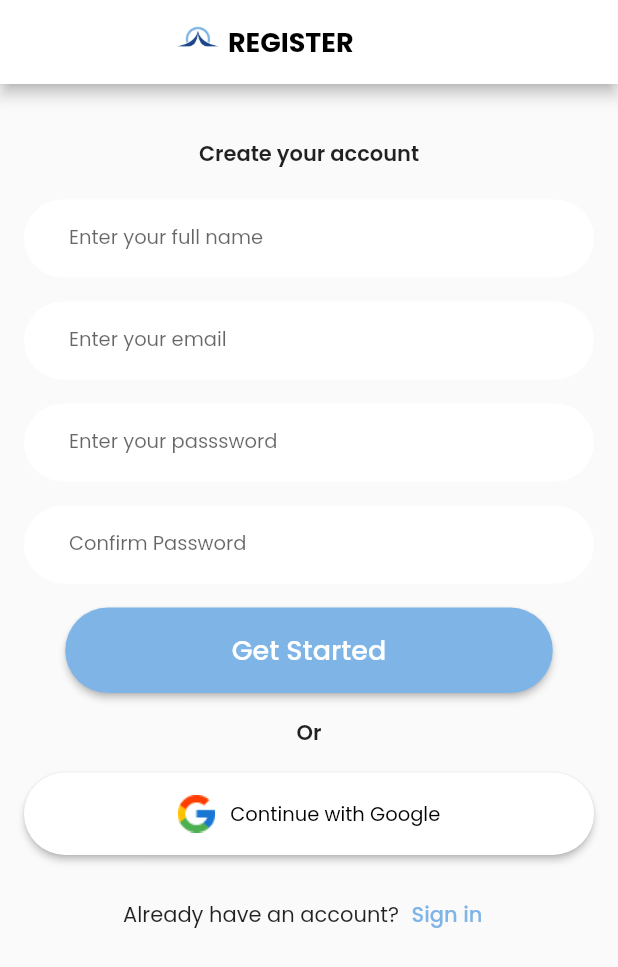
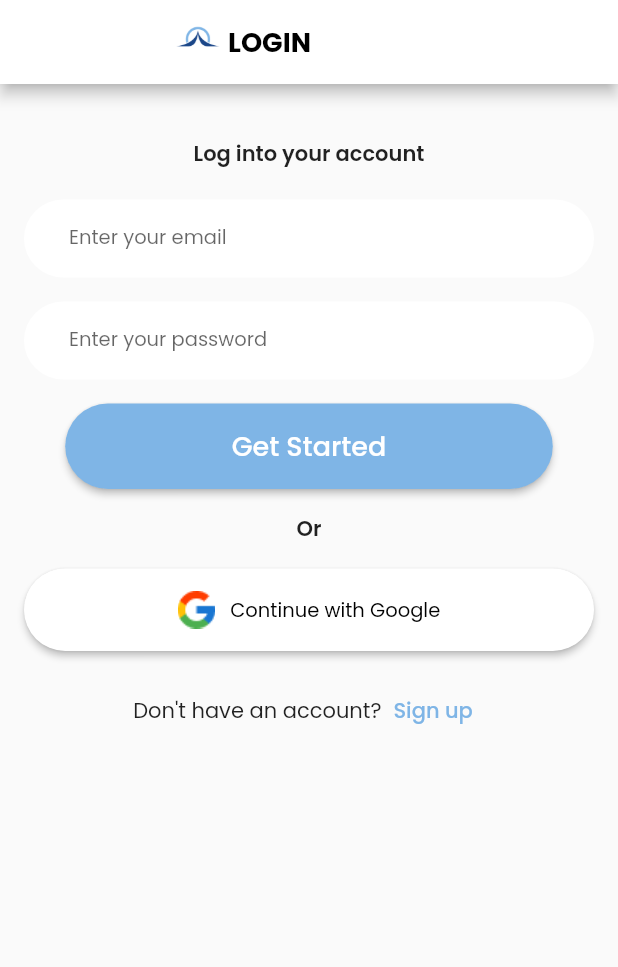
Before and after one commit to Black-Sigatoka/Frontend, a Flutter app: the RegisterScreen screen opened directly, after a tap on "Get Started", on a phone screen of 412 x 824 dp. Shown: the top 967 px of the screen. Run offline on Flutter 3.47's test engine with Material 2 defaults, Android fonts, the phone set to English and light mode, and no system bars; our stand-ins replace firebase_core; accounts and stored records are empty.

Commit message:
Changed the button on the home page to navigate to the login page instead of the register page.

```diff
--- a/lib/custom_widgets/custom_button.dart
+++ b/lib/custom_widgets/custom_button.dart
@@ -2,6 +2,7 @@
 
 import 'package:flutter/material.dart';
 import 'package:black_sigatoka/screens/register_page.dart';
+import 'package:black_sigatoka/screens/login_page.dart';
 
 class CustomButton extends StatelessWidget {
   final String text;
@@ -18,7 +19,7 @@ class CustomButton extends StatelessWidget {
         ),
         backgroundColor: Color.fromARGB(255, 127, 181, 230)
       ),
-      onPressed: () => homeButtonPressed(context),
+      onPressed: () => registerButtonPressed(context),
       child: Container(
         padding: EdgeInsets.symmetric(
           horizontal: 95,
@@ -51,7 +52,7 @@ void registerButtonPressed(BuildContext context) {
   Navigator.push(
     context,
     MaterialPageRoute(
-      builder: (context) => RegisterScreen(title: 'Register',)
+      builder: (context) => LoginScreen(title: 'Login',)
     )
   );
 }
--- /dev/null
+++ b/lib/screens/login_page.dart
@@ -0,0 +1,116 @@
+// ignore_for_file: prefer_const_constructors
+
+import 'package:black_sigatoka/custom_widgets/custom_appbar.dart';
+import 'package:black_sigatoka/custom_widgets/custom_button.dart';
+import 'package:black_sigatoka/custom_widgets/custom_textformfield.dart';
+import 'package:black_sigatoka/screens/home_page.dart';
+import 'package:flutter/material.dart';
+
+class LoginScreen extends StatelessWidget {
+  const LoginScreen({super.key, required String title});
+
+  final String buttonText = 'Login';
+
+  @override
+  Widget build(BuildContext context) {
+    return Scaffold(
+      //backgroundColor: Color.fromRGBO(217, 217, 217, 100),
+      appBar: PreferredSize(
+        preferredSize: Size.fromHeight(kToolbarHeight), // Adjust size as needed
+        child: CustomAppBar(
+          title: 'Login',
+        ),
+      ),
+      body: Padding(
+        padding: EdgeInsets.all(16),
+        child: Column(
+          crossAxisAlignment: CrossAxisAlignment.center,
+          children: [
+            SizedBox(height: 20),
+            Text(
+              'Log into your account',
+              style: TextStyle(
+                fontSize: 14,
+                fontWeight: FontWeight.w600,
+              ),
+            ),
+            SizedBox(height: 20),
+            CustomTextFormField(
+              label: 'Enter your email',
+              onChanged: (value) {
+                //handles changes to the text form field
+              },
+            ),
+            SizedBox(height: 16),
+            CustomTextFormField(
+              label: 'Enter your password',
+              onChanged: (value) {},
+            ),
+            SizedBox(height: 16),
+            CustomButton(
+              text: buttonText,
+              onPressed: registerButtonPressed,
+            ),
+            SizedBox(height: 16),
+            Text(
+              'Or',
+              style: TextStyle(fontSize: 14, fontWeight: FontWeight.w600),
+            ),
+            SizedBox(height: 16),
+            ElevatedButton(
+              style: ElevatedButton.styleFrom(
+                  shape: RoundedRectangleBorder(
+                      borderRadius: BorderRadius.circular(30)),
+                  backgroundColor: Colors.white),
+              onPressed: () => homeButtonPressed(context),
+              child: Container(
+                padding: EdgeInsets.symmetric(
+                  horizontal: 45,
+                  vertical: 15,
+                ),
+                child: Row(
+                  mainAxisAlignment: MainAxisAlignment.center,
+                  children: [
+                    Image.asset(
+                      'assets/icons/google_icon.png',
+                      height: 25,
+                      width: 25,
+                    ),
+                    SizedBox(width: 10),
+                    Text(
+                      'Continue with Google',
+                      style: TextStyle(
+                          fontSize: 13,
+                          color: Colors.black,
+                          fontWeight: FontWeight.normal),
+                    ),
+                  ],
+                ),
+              ),
+            ),
+            SizedBox(height: 16),
+            Row(
+              mainAxisAlignment: MainAxisAlignment.center,
+              children: [
+                Text(
+                  "Don't have an account?",
+                  style: TextStyle(fontSize: 14, fontWeight: FontWeight.normal),
+                ),
+                TextButton(
+                  onPressed: () {
+                    Navigator.push(context,
+                        MaterialPageRoute(builder: (context) => HomeScreen()));
+                  },
+                  child: Text(
+                    'Sign up',
+                    style: TextStyle(color: Color.fromARGB(255, 127, 181, 230)),
+                  ),
+                ),
+              ],
+            ),
+          ],
+        ),
+      ),
+    );
+  }
+}
```
